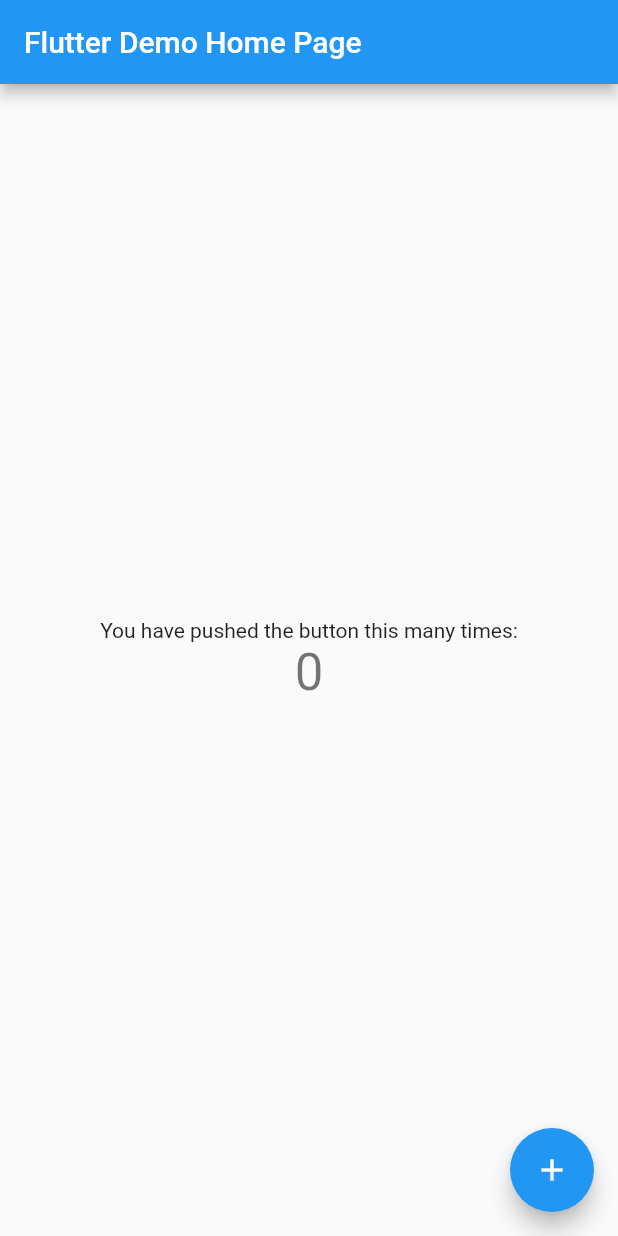
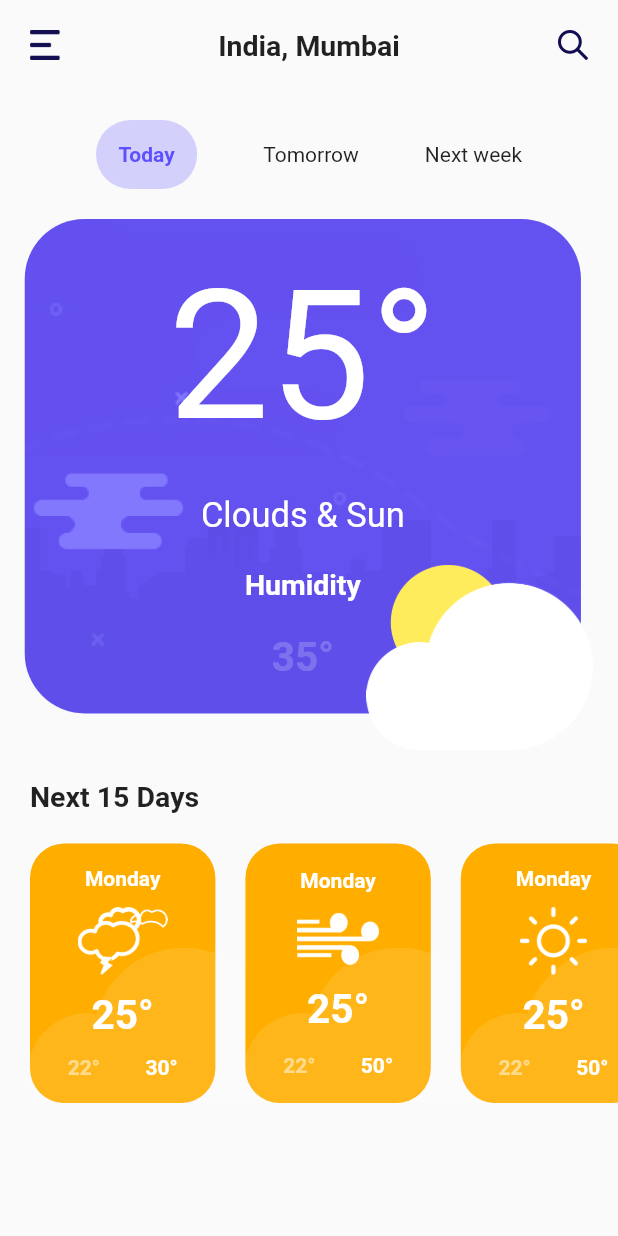
Before and after one commit to JeevaTamil/Weather-Now, a Flutter app: the screen it shows after launch, on a phone screen of 412 x 824 dp. Run offline on Flutter 3.47's test engine with Material 2 defaults, Android fonts, the phone set to English and light mode, and no system bars.

Commit message:
home page finished

```diff
--- a/lib/main.dart
+++ b/lib/main.dart
@@ -1,117 +1,18 @@
 import 'package:flutter/material.dart';
+import 'package:weather_now/screens/weather_home.dart';
 
 void main() {
   runApp(MyApp());
 }
 
-class MyApp extends StatelessWidget {
-  // This widget is the root of your application.
+class MyApp extends StatefulWidget {
+  @override
+  _MyAppState createState() => _MyAppState();
+}
+
+class _MyAppState extends State<MyApp> {
   @override
   Widget build(BuildContext context) {
-    return MaterialApp(
-      title: 'Flutter Demo',
-      theme: ThemeData(
-        // This is the theme of your application.
-        //
-        // Try running your application with "flutter run". You'll see the
-        // application has a blue toolbar. Then, without quitting the app, try
-        // changing the primarySwatch below to Colors.green and then invoke
-        // "hot reload" (press "r" in the console where you ran "flutter run",
-        // or simply save your changes to "hot reload" in a Flutter IDE).
-        // Notice that the counter didn't reset back to zero; the application
-        // is not restarted.
-        primarySwatch: Colors.blue,
-        // This makes the visual density adapt to the platform that you run
-        // the app on. For desktop platforms, the controls will be smaller and
-        // closer together (more dense) than on mobile platforms.
-        visualDensity: VisualDensity.adaptivePlatformDensity,
-      ),
-      home: MyHomePage(title: 'Flutter Demo Home Page'),
-    );
+    return MaterialApp(home: WeatherHome());
   }
 }
-
-class MyHomePage extends StatefulWidget {
-  MyHomePage({Key key, this.title}) : super(key: key);
-
-  // This widget is the home page of your application. It is stateful, meaning
-  // that it has a State object (defined below) that contains fields that affect
-  // how it looks.
-
-  // This class is the configuration for the state. It holds the values (in this
-  // case the title) provided by the parent (in this case the App widget) and
-  // used by the build method of the State. Fields in a Widget subclass are
-  // always marked "final".
-
-  final String title;
-
-  @override
-  _MyHomePageState createState() => _MyHomePageState();
-}
-
-class _MyHomePageState extends State<MyHomePage> {
-  int _counter = 0;
-
-  void _incrementCounter() {
-    setState(() {
-      // This call to setState tells the Flutter framework that something has
-      // changed in this State, which causes it to rerun the build method below
-      // so that the display can reflect the updated values. If we changed
-      // _counter without calling setState(), then the build method would not be
-      // called again, and so nothing would appear to happen.
-      _counter++;
-    });
-  }
-
-  @override
-  Widget build(BuildContext context) {
-    // This method is rerun every time setState is called, for instance as done
-    // by the _incrementCounter method above.
-    //
-    // The Flutter framework has been optimized to make rerunning build methods
-    // fast, so that you can just rebuild anything that needs updating rather
-    // than having to individually change instances of widgets.
-    return Scaffold(
-      appBar: AppBar(
-        // Here we take the value from the MyHomePage object that was created by
-        // the App.build method, and use it to set our appbar title.
-        title: Text(widget.title),
-      ),
-      body: Center(
-        // Center is a layout widget. It takes a single child and positions it
-        // in the middle of the parent.
-        child: Column(
-          // Column is also a layout widget. It takes a list of children and
-          // arranges them vertically. By default, it sizes itself to fit its
-          // children horizontally, and tries to be as tall as its parent.
-          //
-          // Invoke "debug painting" (press "p" in the console, choose the
-          // "Toggle Debug Paint" action from the Flutter Inspector in Android
-          // Studio, or the "Toggle Debug Paint" command in Visual Studio Code)
-          // to see the wireframe for each widget.
-          //
-          // Column has various properties to control how it sizes itself and
-          // how it positions its children. Here we use mainAxisAlignment to
-          // center the children vertically; the main axis here is the vertical
-          // axis because Columns are vertical (the cross axis would be
-          // horizontal).
-          mainAxisAlignment: MainAxisAlignment.center,
-          children: <Widget>[
-            Text(
-              'You have pushed the button this many times:',
-            ),
-            Text(
-              '$_counter',
-              style: Theme.of(context).textTheme.headline4,
-            ),
-          ],
-        ),
-      ),
-      floatingActionButton: FloatingActionButton(
-        onPressed: _incrementCounter,
-        tooltip: 'Increment',
-        child: Icon(Icons.add),
-      ), // This trailing comma makes auto-formatting nicer for build methods.
-    );
-  }
-}
--- /dev/null
+++ b/lib/screens/weather_home.dart
@@ -0,0 +1,229 @@
+import 'package:flutter/material.dart';
+import 'package:flutter/rendering.dart';
+import 'weekly_card.dart';
+
+class WeatherHome extends StatefulWidget {
+  @override
+  _WeatherHomeState createState() => _WeatherHomeState();
+}
+
+class _WeatherHomeState extends State<WeatherHome> {
+  @override
+  Widget build(BuildContext context) {
+    return Scaffold(
+      body: SafeArea(
+        child: SingleChildScrollView(
+          child: Column(
+            children: <Widget>[
+              topBar(),
+              dateSpan(),
+              cardFinal(),
+              weekTitle(),
+              //WeeklyCardView()
+              weeklyScrollView(context)
+
+              //centerCard(),
+            ],
+          ),
+        ),
+      ),
+    );
+  }
+
+  Widget topBar() {
+    return Row(
+      mainAxisAlignment: MainAxisAlignment.spaceBetween,
+      children: <Widget>[
+        menuButton(),
+        cityTitle(),
+        searchButton(),
+      ],
+    );
+  }
+
+  Text cityTitle() => Text(
+        'India, Mumbai',
+        style: TextStyle(fontSize: 19, fontWeight: FontWeight.bold),
+      );
+
+  Widget menuButton() {
+    return InkWell(
+      onTap: () {},
+      child: Container(
+        margin: EdgeInsets.all(20),
+        height: 20,
+        width: 20,
+        child: Image.asset(
+          'assets/images/menu.png',
+          fit: BoxFit.fill,
+        ),
+      ),
+    );
+  }
+
+  Widget searchButton() {
+    return InkWell(
+      onTap: () {},
+      child: Container(
+        margin: EdgeInsets.all(20),
+        height: 20,
+        width: 20,
+        child: Image.asset(
+          'assets/images/search.png',
+          fit: BoxFit.fill,
+        ),
+      ),
+    );
+  }
+
+  Widget cardFinal() {
+    return Stack(alignment: Alignment.bottomRight, children: [
+      Container(
+          height: MediaQuery.of(context).size.height * 0.43,
+          width: MediaQuery.of(context).size.width * 0.92,
+          child: cardOne()),
+      Container(
+        height: MediaQuery.of(context).size.height * 0.15,
+        width: MediaQuery.of(context).size.width * 0.44,
+        child: Padding(
+          padding: const EdgeInsets.only(left: 30),
+          child: Image.asset(
+            'assets/images/sun_cloud.png',
+            fit: BoxFit.fill,
+          ),
+        ),
+      )
+    ]);
+  }
+
+  Widget cardOne() {
+    return Stack(
+      children: [
+        Container(
+          height: MediaQuery.of(context).size.height * 0.4,
+          width: MediaQuery.of(context).size.width * 0.9,
+          child: Image.asset(
+            'assets/images/MaskRect.png',
+            fit: BoxFit.fill,
+          ),
+          decoration: BoxDecoration(
+              color: Color(0xff5D50FE),
+              borderRadius: BorderRadius.circular(40)),
+        ),
+        centerCard()
+      ],
+    );
+  }
+
+  Widget centerCard() {
+    return Container(
+      height: MediaQuery.of(context).size.height * 0.4,
+      width: MediaQuery.of(context).size.width * 0.9,
+      child: Column(
+        mainAxisAlignment: MainAxisAlignment.spaceEvenly,
+        children: <Widget>[
+          Text(
+            "25\u00B0",
+            style: TextStyle(fontSize: 120, color: Colors.white),
+          ),
+          Text(
+            "Clouds & Sun",
+            style: TextStyle(fontSize: 23, color: Colors.white),
+          ),
+          Text(
+            "Humidity",
+            style: TextStyle(
+                fontSize: 19, color: Colors.white, fontWeight: FontWeight.bold),
+          ),
+          Text(
+            "35\u00B0",
+            style: TextStyle(
+                fontSize: 27,
+                color: Colors.white.withOpacity(0.2),
+                fontWeight: FontWeight.bold),
+          ),
+        ],
+      ),
+      //decoration: BoxDecoration(
+      //    color: Color(0xff5D50FE), borderRadius: BorderRadius.circular(40)),
+    );
+  }
+
+  Widget dateSpan() {
+    return Container(
+      margin: EdgeInsets.all(20),
+      alignment: Alignment.center,
+      child: Row(
+        mainAxisAlignment: MainAxisAlignment.spaceEvenly,
+        children: <Widget>[
+          Container(
+            //margin: EdgeInsets.all(10),
+            child: Padding(
+              padding: const EdgeInsets.all(15.0),
+              child: Text(
+                'Today',
+                style: TextStyle(
+                    color: Color(0xff5D50FE), fontWeight: FontWeight.bold),
+              ),
+            ),
+            decoration: BoxDecoration(
+                color: Color(0xffADA7FE).withOpacity(0.5),
+                borderRadius: BorderRadius.circular(25)),
+          ),
+          Container(
+            child: Text('Tomorrow'),
+          ),
+          Container(
+            child: Text('Next week'),
+          ),
+        ],
+      ),
+    );
+  }
+}
+
+Widget weekTitle() {
+  return Row(
+    mainAxisAlignment: MainAxisAlignment.start,
+    children: <Widget>[
+      Padding(
+        padding: const EdgeInsets.all(20.0),
+        child: Text(
+          'Next 15 Days',
+          style: TextStyle(fontSize: 19, fontWeight: FontWeight.bold),
+        ),
+      ),
+    ],
+  );
+}
+
+Widget weeklyScrollView(BuildContext context) {
+  return Container(
+      margin: EdgeInsets.only(left: 20),
+      height: MediaQuery.of(context).size.height * 0.21,
+      child: ListView(
+        scrollDirection: Axis.horizontal,
+        children: <Widget>[
+          WeeklyCardView('Monday', 'assets/images/rain.png', '30', '22', '25',
+              Color(0xffFFAE00)),
+          SizedBox(
+            width: 20,
+          ),
+          WeeklyCardView('Monday', 'assets/images/wind.png', '50', '22', '25',
+              Color(0xffFFAE00)),
+          SizedBox(
+            width: 20,
+          ),
+          WeeklyCardView('Monday', 'assets/images/sun.png', '50', '22', '25',
+              Color(0xffFFAE00)),
+          SizedBox(
+            width: 20,
+          ),
+          WeeklyCardView('Monday', 'assets/images/drizzle.png', '50', '22',
+              '25', Color(0xffFFAE00)),
+          SizedBox(
+            width: 20,
+          ),
+        ],
+      ));
+}
--- /dev/null
+++ b/lib/screens/weekly_card.dart
@@ -0,0 +1,128 @@
+import 'package:flutter/material.dart';
+
+class WeeklyCardView extends StatefulWidget {
+  String day;
+  String img;
+  String temp;
+  String minTemp;
+  String maxTemp;
+  Color bgClr;
+
+  WeeklyCardView(
+      this.day, this.img, this.maxTemp, this.minTemp, this.temp, this.bgClr);
+
+  @override
+  _WeeklyCardViewState createState() => _WeeklyCardViewState();
+}
+
+class _WeeklyCardViewState extends State<WeeklyCardView> {
+  @override
+  Widget build(BuildContext context) {
+    return Stack(
+        overflow: Overflow.visible,
+        alignment: Alignment.bottomRight,
+        children: [
+          mainWeeklyCard(context),
+          Positioned(
+            bottom: -20,
+            right: -40,
+            child: Container(
+              height: MediaQuery.of(context).size.height * 0.15,
+              width: MediaQuery.of(context).size.width * 0.4,
+              child: Image.asset(
+                'assets/images/cloud.png',
+                fit: BoxFit.fill,
+              ),
+            ),
+          ),
+        ]);
+  }
+
+  Container mainWeeklyCard(BuildContext context) {
+    return Container(
+      height: MediaQuery.of(context).size.height * 0.21,
+      width: MediaQuery.of(context).size.width * 0.30,
+      decoration: BoxDecoration(
+        color: widget.bgClr,
+        borderRadius: BorderRadius.circular(23),
+      ),
+      child: Padding(
+        padding: const EdgeInsets.all(10.0),
+        child: Column(
+          mainAxisAlignment: MainAxisAlignment.spaceAround,
+          children: <Widget>[
+            Text(
+              '${widget.day}',
+              style:
+                  TextStyle(color: Colors.white, fontWeight: FontWeight.bold),
+            ),
+            cardImage(),
+            Text(
+              '${widget.temp}\u00B0',
+              style: TextStyle(
+                  color: Colors.white,
+                  fontWeight: FontWeight.bold,
+                  fontSize: 27),
+            ),
+            Row(mainAxisAlignment: MainAxisAlignment.spaceAround, children: [
+              Text(
+                '${widget.minTemp}\u00B0',
+                style: TextStyle(
+                    color: Colors.white.withOpacity(0.5),
+                    fontWeight: FontWeight.bold,
+                    fontSize: 14),
+              ),
+              Text(
+                '${widget.maxTemp}\u00B0',
+                style: TextStyle(
+                    color: Colors.white,
+                    fontWeight: FontWeight.bold,
+                    fontSize: 14),
+              ),
+            ])
+          ],
+        ),
+      ),
+    );
+  }
+
+  Widget cardImage() {
+    if (widget.img.contains('sun')) {
+      return Container(
+        height: 45,
+        width: 45,
+        child: Image.asset(
+          '${widget.img}',
+          fit: BoxFit.fill,
+        ),
+      );
+    } else if (widget.img.contains('rain')) {
+      return Container(
+        height: 45,
+        width: 60,
+        child: Image.asset(
+          '${widget.img}',
+          fit: BoxFit.fill,
+        ),
+      );
+    } else if (widget.img.contains('wind')) {
+      return Container(
+        height: 35,
+        width: 55,
+        child: Image.asset(
+          '${widget.img}',
+          fit: BoxFit.fill,
+        ),
+      );
+    } else if (widget.img.contains('drizzle')) {
+      return Container(
+        height: 45,
+        width: 45,
+        child: Image.asset(
+          '${widget.img}',
+          fit: BoxFit.fill,
+        ),
+      );
+    }
+  }
+}
```
Also changed, not shown: pubspec.yaml (+3 -8 lines), assets/images/Group 36@3x.png (added), assets/images/MaskRect.png (added), assets/images/bar.png (added), assets/images/cloud.png (added), assets/images/cloud_home.png (added), assets/images/drizzle.png (added), assets/images/menu.png (added), assets/images/rain.png (added), assets/images/search.png (added), assets/images/sun.png (added), assets/images/sun_cloud.png (added), assets/images/walk_through.png (added), assets/images/wave.png (added), 1 more files.
